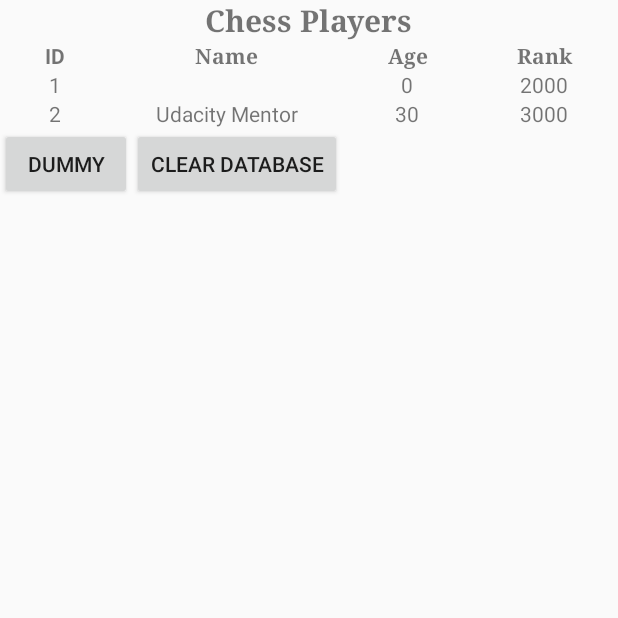
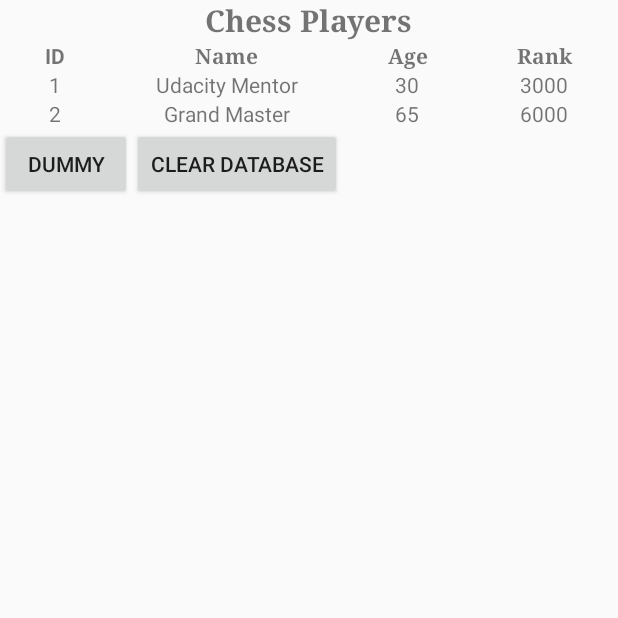
Before and after one commit to Wiktorl4z/Habit-Tracker, an Android app: the screen it shows after launch (ParticipantsActivity), after a tap on "SIGN UP", on a phone screen of 412 x 824 dp, the top half of it. Run offline under Robolectric (Android 15) with nearby library versions, the phone set to English and light mode, and no system bars; our stand-ins replace ButterKnife.

Commit message:
ButterKnife add & java8 & refactoring

```diff
--- a/app/src/main/java/com/example/l4z/habittracker/MainActivity.java
+++ b/app/src/main/java/com/example/l4z/habittracker/MainActivity.java
@@ -3,132 +3,90 @@ package com.example.l4z.habittracker;
 import android.content.ContentValues;
 import android.content.Intent;
 import android.database.sqlite.SQLiteDatabase;
+import android.os.Bundle;
+import android.support.annotation.NonNull;
 import android.support.v7.app.AppCompatActivity;
-import android.os.Bundle;
 import android.util.Log;
 import android.view.View;
 import android.widget.Button;
 import android.widget.CheckBox;
+import android.widget.CompoundButton;
 import android.widget.EditText;
 import android.widget.Toast;
 
 import com.example.l4z.habittracker.date.ParticipantsContract;
 import com.example.l4z.habittracker.date.ParticipantsDbHelper;
 
-import static com.example.l4z.habittracker.date.ParticipantsContract.ParticipantsEntry.COLUMN_AGE;
-import static com.example.l4z.habittracker.date.ParticipantsContract.ParticipantsEntry.COLUMN_NAME;
-import static com.example.l4z.habittracker.date.ParticipantsContract.ParticipantsEntry.COLUMN_RANK;
-import static com.example.l4z.habittracker.date.ParticipantsContract.ParticipantsEntry.TABLE_NAME;
+import butterknife.BindView;
+import butterknife.ButterKnife;
 
 public class MainActivity extends AppCompatActivity {
 
-    /**
-     * EditText field to enter the Username
-     */
-    private EditText mUserName;
+    @BindView(R.id.editText_userName)
+    EditText mUserName;
+    @BindView(R.id.editText_age)
+    EditText mUserAge;
+    @BindView(R.id.checkbox_five)
+    CheckBox mCheckBox5;
+    @BindView(R.id.checkbox_ten)
+    CheckBox mCheckBox10;
+    @BindView(R.id.checkbox_fifteen)
+    CheckBox mCheckBox15;
+    @BindView(R.id.checkbox_twenty)
+    CheckBox mCheckBox20;
+    @BindView(R.id.button_quit)
+    Button mButtonQuit;
 
-    /**
-     * EditText field to enter the age
-     */
-    private EditText mUserAge;
-
-    /**
-     * CheckBox field to set user rank 500
-     */
-    private CheckBox mCheckBox5;
-
-    /**
-     * CheckBox field to set user rank 1000
-     */
-    private CheckBox mCheckBox10;
-
-    /**
-     * CheckBox field to set user rank 1500
-     */
-    private CheckBox mCheckBox15;
-
-    /**
-     * CheckBox field to set user rank 2000
-     */
-    private CheckBox mCheckBox20;
-
-    /**
-     * Button field to quit application
-     */
-    private Button mButtonQuit;
-
-    /**
-     *
-     */
+    @BindView(R.id.button_sign_up)
+    Button mButtonSignUp;
     private ParticipantsDbHelper mDbHelper;
-
     private SQLiteDatabase db;
-
-    /**
-     * Button field to sign up
-     */
-    private Button mButtonSignUp;
-
     private String userRank;
-
 
     @Override
     protected void onCreate(Bundle savedInstanceState) {
         super.onCreate(savedInstanceState);
         setContentView(R.layout.main_activity);
 
+        ButterKnife.bind(this);
         mDbHelper = new ParticipantsDbHelper(this);
-
-        mUserName = (EditText) findViewById(R.id.editText_userName);
-        mUserAge = (EditText) findViewById(R.id.editText_age);
-        mCheckBox5 = (CheckBox) findViewById(R.id.checkbox_five);
-        mCheckBox10 = (CheckBox) findViewById(R.id.checkbox_ten);
-        mCheckBox15 = (CheckBox) findViewById(R.id.checkbox_fifteen);
-        mCheckBox20 = (CheckBox) findViewById(R.id.checkbox_twenty);
-        mButtonQuit = (Button) findViewById(R.id.button_quit);
-        mButtonQuit.setOnClickListener(new View.OnClickListener() {
-            @Override
-            public void onClick(View v) {
-                finish();
-                System.exit(0);
-            }
+        mButtonQuit.setOnClickListener(v -> {
+            finish();
+            System.exit(0);
         });
 
-        mButtonSignUp = (Button) findViewById(R.id.button_sign_up);
-        mButtonSignUp.setOnClickListener(new View.OnClickListener() {
-            @Override
-            public void onClick(View v) {
-                insertParticipant();
-                startActivity(new Intent(MainActivity.this, ParticipantsActivity.class));
+        mButtonSignUp.setOnClickListener(v -> {
+            insertParticipant();
+            startActivity(new Intent(MainActivity.this, ParticipantsActivity.class));
+        });
+
+        mCheckBox5.setOnCheckedChangeListener(getOnCheckedChangeListener(ParticipantsContract.ParticipantsEntry.COLUMN_RANK_500));
+        mCheckBox10.setOnCheckedChangeListener(getOnCheckedChangeListener(ParticipantsContract.ParticipantsEntry.COLUMN_RANK_1000));
+        mCheckBox15.setOnCheckedChangeListener(getOnCheckedChangeListener(ParticipantsContract.ParticipantsEntry.COLUMN_RANK_1500));
+        mCheckBox20.setOnCheckedChangeListener(getOnCheckedChangeListener(ParticipantsContract.ParticipantsEntry.COLUMN_RANK_2000));
+    }
+
+    @NonNull
+    private CompoundButton.OnCheckedChangeListener getOnCheckedChangeListener(String ur) {
+        return (buttonView, isChecked) -> {
+            disableCheckBoxes();
+            if (isChecked) {
+                userRank = ur;
+                buttonView.setEnabled(true);
+            } else {
+                enableCheckBoxes();
             }
-        });
+        };
+    }
+
+    @Override
+    protected void onPostResume() {
+        super.onPostResume();
     }
 
     private void insertParticipant() {
         String userString = mUserName.getText().toString().trim();
         String userAge = mUserAge.getText().toString().trim();
-
-        if (mCheckBox5.isChecked()) {
-            userRank = ParticipantsContract.ParticipantsEntry.COLUMN_RANK_500;
-            mCheckBox10.setEnabled(false);
-            mCheckBox15.setEnabled(false);
-            mCheckBox20.setEnabled(false);
-        } else if (mCheckBox10.isChecked()) {
-            userRank = ParticipantsContract.ParticipantsEntry.COLUMN_RANK_1000;
-            mCheckBox5.setEnabled(false);
-            mCheckBox10.setEnabled(false);
-            mCheckBox15.setEnabled(false);
-        } else if (mCheckBox15.isChecked()) {
-            userRank = ParticipantsContract.ParticipantsEntry.COLUMN_RANK_1500;
-            mCheckBox5.setEnabled(false);
-            mCheckBox10.setEnabled(false);
-            mCheckBox15.setEnabled(false);
-        } else {
-            userRank = ParticipantsContract.ParticipantsEntry.COLUMN_RANK_2000;
-            mCheckBox5.setEnabled(false);
-            mCheckBox10.setEnabled(false);
-            mCheckBox15.setEnabled(false);
-        }
 
         ContentValues values = new ContentValues();
         values.put(ParticipantsContract.ParticipantsEntry.COLUMN_NAME, userString);
@@ -145,4 +103,18 @@ public class MainActivity extends AppCompatActivity {
             Toast.makeText(this, "Saved with row id: " + newRowID, Toast.LENGTH_SHORT).show();
         }
     }
+
+    private void disableCheckBoxes() {
+        mCheckBox5.setEnabled(false);
+        mCheckBox10.setEnabled(false);
+        mCheckBox15.setEnabled(false);
+        mCheckBox20.setEnabled(false);
+    }
+
+    private void enableCheckBoxes() {
+        mCheckBox5.setEnabled(true);
+        mCheckBox10.setEnabled(true);
+        mCheckBox15.setEnabled(true);
+        mCheckBox20.setEnabled(true);
+    }
 }
--- a/app/src/main/java/com/example/l4z/habittracker/ParticipantsActivity.java
+++ b/app/src/main/java/com/example/l4z/habittracker/ParticipantsActivity.java
@@ -17,6 +17,9 @@ import com.example.l4z.habittracker.date.ParticipantsDbHelper;
 
 import java.util.ArrayList;
 
+import butterknife.BindView;
+import butterknife.ButterKnife;
+
 import static com.example.l4z.habittracker.date.ParticipantsContract.ParticipantsEntry.COLUMN_AGE;
 import static com.example.l4z.habittracker.date.ParticipantsContract.ParticipantsEntry.COLUMN_NAME;
 import static com.example.l4z.habittracker.date.ParticipantsContract.ParticipantsEntry.COLUMN_RANK;
@@ -31,25 +34,27 @@ public class ParticipantsActivity extends AppCompatActivity {
 
     private ParticipantsDbHelper mDbHelper;
 
-    private Button mButtonDummy;
-    private Button mButtonClear;
-    private SQLiteDatabase db;
-    private TableLayout tableLayout;
-    private TableRow mTableHeader;
-    private TextView mTextViewHeader;
+
+    @BindView(R.id.button_clear_max)
+    Button mButtonClear;
+    @BindView(R.id.table_header_main)
+    TableRow mTableHeader;
+    @BindView(R.id.header)
+    TextView mTextViewHeader;
+    @BindView(R.id.tableLayout1)
+    TableLayout tableLayout;
+    @BindView(R.id.button_dummy)
+    Button mButtonDummy;
     private ArrayList<TableRow> list;
 
     @Override
     protected void onCreate(Bundle savedInstanceState) {
         super.onCreate(savedInstanceState);
-        setContentView(R.layout.desgin);
+        setContentView(R.layout.participants_activity);
 
+        ButterKnife.bind(this);
         list = new ArrayList<>();
-        mButtonClear = (Button) findViewById(R.id.button_clear_max);
-        mTableHeader = (TableRow) findViewById(R.id.table_header_main);
-        mTextViewHeader = (TextView) findViewById(R.id.header);
-        tableLayout = (TableLayout) findViewById(R.id.tableLayout1);
-        mButtonDummy = (Button) findViewById(R.id.button_dummy);
+
         mButtonDummy.setOnClickListener(new View.OnClickListener() {
             @Override
             public void onClick(View v) {
@@ -61,7 +66,7 @@ public class ParticipantsActivity extends AppCompatActivity {
         mButtonClear.setOnClickListener(new View.OnClickListener() {
             @Override
             public void onClick(View v) {
-                db = mDbHelper.getWritableDatabase();
+                SQLiteDatabase db = mDbHelper.getWritableDatabase();
                 // Deleting data from table
                 db.execSQL("DELETE FROM participants");
                 // Cleaning memory
@@ -86,22 +91,7 @@ public class ParticipantsActivity extends AppCompatActivity {
         // and pass the context, which is the current activity.
         mDbHelper = new ParticipantsDbHelper(this);
 
-        String[] projection = {
-                COLUMN_ID,
-                COLUMN_NAME,
-                COLUMN_AGE,
-                COLUMN_RANK,
-        };
-
-        // Create and/or open a database to read from it
-        db = mDbHelper.getReadableDatabase();
-        Cursor cursor = db.query(TABLE_NAME,
-                projection,
-                null,
-                null,
-                null,
-                null,
-                null);
+        Cursor cursor = getCursor();
 
         try {
             int idColumnIndex = cursor.getColumnIndex(ParticipantsContract.ParticipantsEntry.COLUMN_ID);
@@ -128,6 +118,26 @@ public class ParticipantsActivity extends AppCompatActivity {
         }
     }
 
+    private Cursor getCursor() {
+        // Create and/or open a database to read from it
+        SQLiteDatabase db = mDbHelper.getReadableDatabase();
+
+        String[] projection = {
+                COLUMN_ID,
+                COLUMN_NAME,
+                COLUMN_AGE,
+                COLUMN_RANK,
+        };
+
+        return db.query(TABLE_NAME,
+                projection,
+                null,
+                null,
+                null,
+                null,
+                null);
+    }
+
     private void vacuumTable() {
         for (TableRow row : list) {
             tableLayout.removeView(row);
@@ -137,22 +147,20 @@ public class ParticipantsActivity extends AppCompatActivity {
 
     private void insertDummy() {
         ParticipantsDbHelper mDbHelper = new ParticipantsDbHelper(this);
-
         // New value for one column
         ContentValues values = new ContentValues();
         values.put(COLUMN_NAME, "Udacity Mentor");
         values.put(COLUMN_AGE, "30");
         values.put(COLUMN_RANK, "3000");
 
-        db = mDbHelper.getWritableDatabase();
+        SQLiteDatabase  db = mDbHelper.getWritableDatabase();
         db.insert(TABLE_NAME, null, values);
 
         ContentValues values1 = new ContentValues();
-        values.put(COLUMN_NAME, "Grand Master");
-        values.put(COLUMN_AGE, "65");
-        values.put(COLUMN_RANK, "6000");
+        values1.put(COLUMN_NAME, "Grand Master");
+        values1.put(COLUMN_AGE, "65");
+        values1.put(COLUMN_RANK, "6000");
 
-        db = mDbHelper.getWritableDatabase();
         db.insert(TABLE_NAME, null, values1);
     }
 
--- a/app/src/main/res/layout/main_activity.xml
+++ b/app/src/main/res/layout/main_activity.xml
@@ -174,7 +174,7 @@
             android:layout_height="wrap_content"
             android:layout_weight="1"
             android:padding="10dp"
-            android:text="QUIT" />
+            android:text="@string/quit" />
 
         <Button
             android:id="@+id/button_sign_up"
@@ -182,7 +182,7 @@
             android:layout_height="wrap_content"
             android:layout_weight="1"
             android:padding="10dp"
-            android:text="SIGN UP" />
+            android:text="@string/sign_up" />
 
     </LinearLayout>
 </LinearLayout>
--- a/app/src/main/res/layout/desgin.xml
+++ b/app/src/main/res/layout/participants_activity.xml
@@ -1,4 +1,8 @@
 <?xml version="1.0" encoding="utf-8"?>
+
+<ScrollView xmlns:android="http://schemas.android.com/apk/res/android"
+    android:layout_width="match_parent"
+    android:layout_height="wrap_content">
 
 <LinearLayout xmlns:android="http://schemas.android.com/apk/res/android"
     android:layout_width="match_parent"
@@ -85,3 +89,4 @@
     </LinearLayout>
 
 </LinearLayout>
+</ScrollView>
--- a/app/src/main/res/values/strings.xml
+++ b/app/src/main/res/values/strings.xml
@@ -16,4 +16,6 @@
     <string name="rank">Rank</string>
     <string name="chess_players">Chess Players</string>
     <string name="id">ID</string>
+    <string name="sign_up">SIGN UP</string>
+    <string name="quit">QUIT</string>
 </resources>
```
Also changed, not shown: app/build.gradle (+10 -0 lines).
